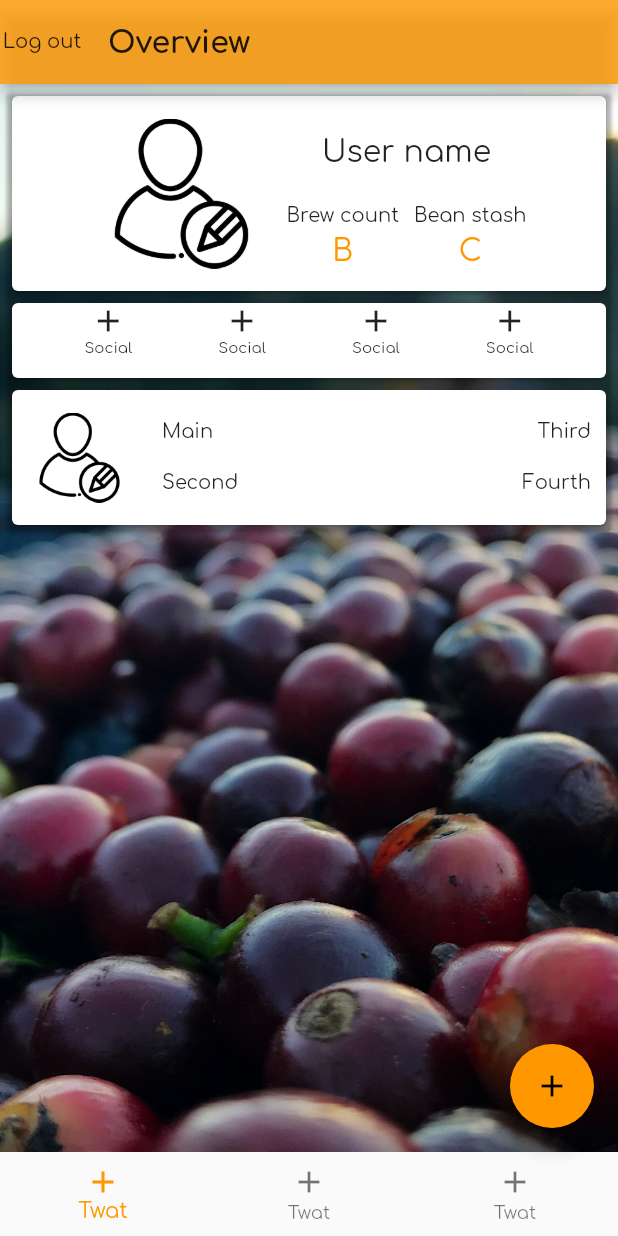
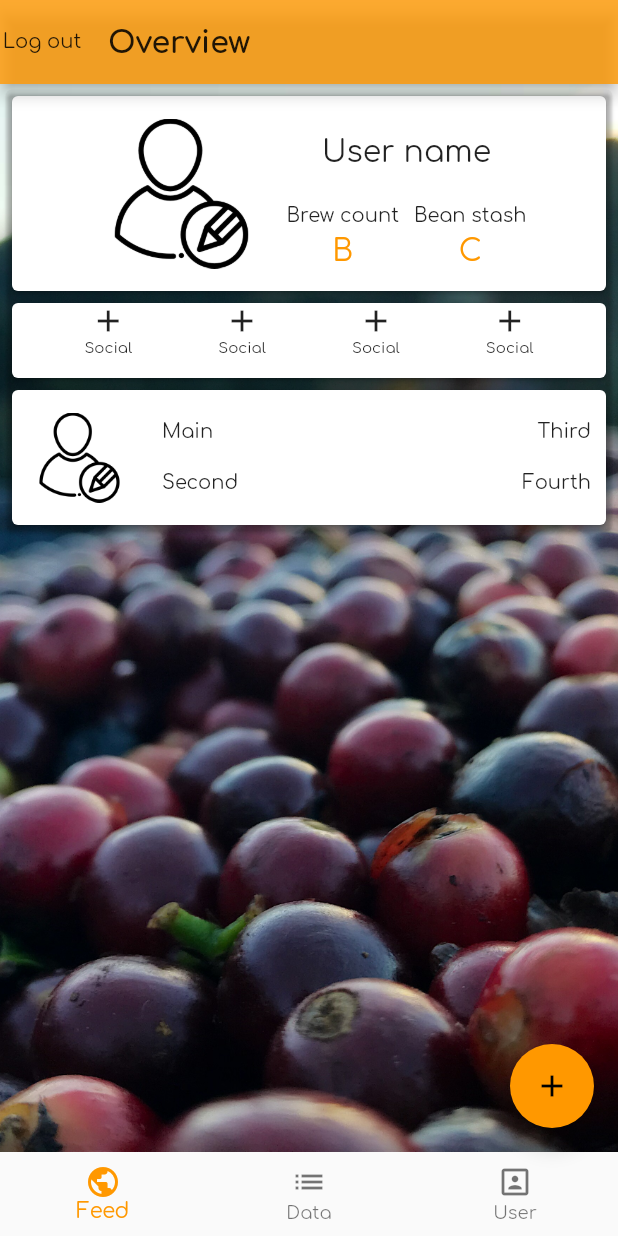
Before and after one commit to anjrew/dial-_in-_flutter_test_project, a Flutter app: the OverviewPage screen opened directly, on a phone screen of 412 x 824 dp. Run offline on Flutter 3.47's test engine with Material 2 defaults, Android fonts, the phone set to English and light mode, and no system bars.

Commit message:
Getting there with bottom toolbar

```diff
--- a/lib/pages/overview_page.dart
+++ b/lib/pages/overview_page.dart
@@ -8,25 +8,23 @@ import '../appColors.dart';
 
 
 class OverviewPage extends StatefulWidget{
-
-
  @override
   OverviewPageState createState() => new OverviewPageState();
-  }
+}
 
 
 
 class OverviewPageState extends State<OverviewPage>{
 
-TabController _tabBarController;
-// int _bottomNavbarIndex;
+// TabController _tabBarController;
+int _bottomNavbarIndex = 0;
 
-@override
-void initState(){
+// @override
+// void initState(){
 
 // _tabBarController = new TabController( length: 1, vsync: this)
 
-}
+// }
 
 //
 /// UI Build
@@ -41,8 +39,6 @@ void initState(){
       appBar: AppBar( backgroundColor: Colors.orange.withOpacity(0.8),title: Text(StringLabels.overview, style: TextStyle( fontWeight: FontWeight.w700),), automaticallyImplyLeading: false,
       leading: RawMaterialButton( onPressed: () => Navigator.pop(context),
             child: Text('Log out'),), ),
-
-
 
       body:
       new Stack(
@@ -91,12 +87,15 @@ void initState(){
 
      floatingActionButton: FloatingActionButton(onPressed: ()=> {}, child: Icon(Icons.add),),
      bottomNavigationBar: BottomNavigationBar(
-      // currentIndex: _bottomNavbarIndex,
+      currentIndex: _bottomNavbarIndex,
+      onTap: (int index){ setState(() { _bottomNavbarIndex = index;}); },
       items: [
 
-        BottomNavigationBarItem(icon: Icon(Icons.add), title: Text("Twat")),
-        BottomNavigationBarItem(icon: Icon(Icons.add), title: Text("Twat")),
-        BottomNavigationBarItem(icon: Icon(Icons.add), title: Text("Twat"))
+        BottomNavigationBarItem(icon: Icon(Icons.public), title: Text("Feed")),
+        BottomNavigationBarItem(icon: Icon(Icons.list), title: Text("Data")),
+        BottomNavigationBarItem(icon: Icon(Icons.portrait), title: Text("User")),
+        // BottomNavigationBarItem(icon: Icon(Icons.add), title: Text("Twat")),
+        // BottomNavigationBarItem(icon: Icon(Icons.add), title: Text("My Profile"))
 
       ],)
 
```
Also changed, not shown: lib/pages/data.dart (added, +30 -0 lines), lib/pages/feed.dart (added, +25 -0 lines), lib/pages/user_profie.dart (added, +26 -0 lines).
